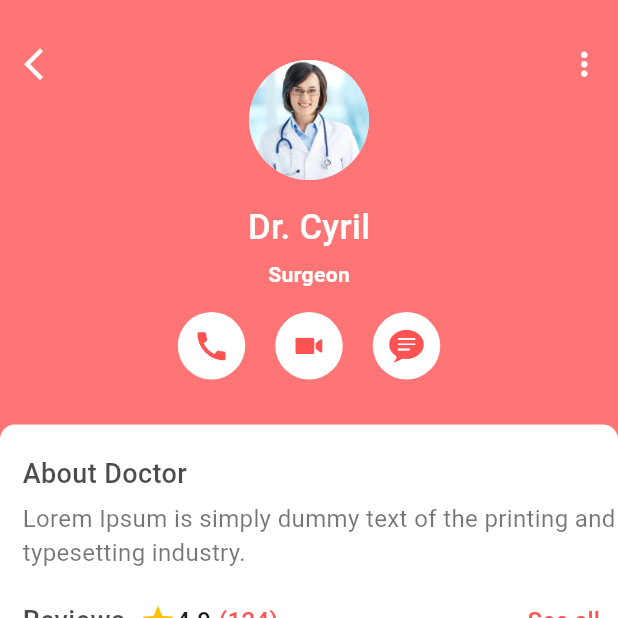
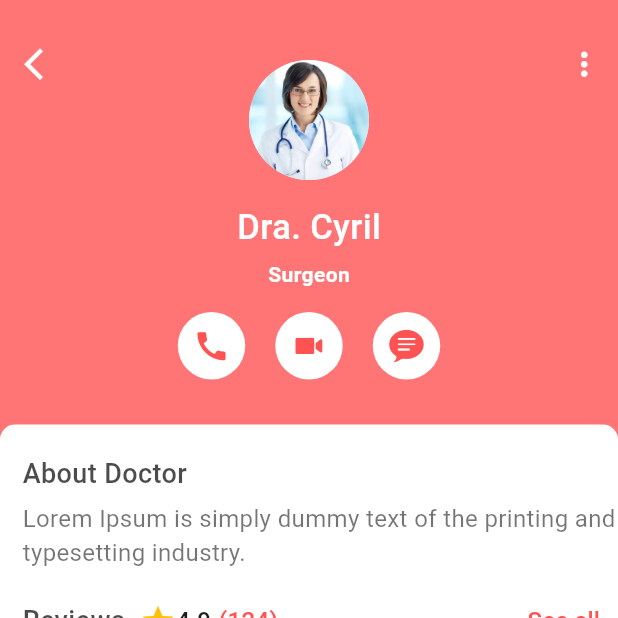
Before and after one commit to cyrlvldz/HASH, a Flutter app: the DoctorScreen screen opened directly, on a phone screen of 412 x 824 dp, the top half of it. Run offline on Flutter 3.47's test engine with Material 3 defaults, Android fonts, the phone set to English and light mode, and no system bars; our stand-ins replace material_design_icons_flutter.

Commit message:
Update doctor_screen.dart

```diff
--- a/lib/doctor_screen.dart
+++ b/lib/doctor_screen.dart
@@ -58,7 +58,7 @@ class DoctorScreen extends StatelessWidget {
                         ),
                         SizedBox(height: 15),
                         Text(
-                          "Dr. Cyril",
+                          "Dra. Cyril",
                           style: TextStyle(
                             fontSize: 23,
                             fontWeight: FontWeight.w500,
```
